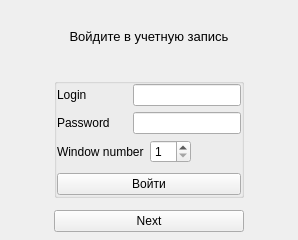
The window that patientQueue/showqueue.ui (Kholodulin/VSP) describes before a commit, drawn with Qt 5.
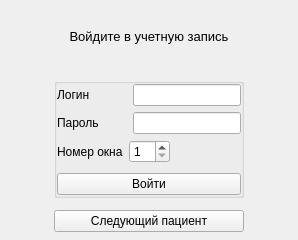
The same window after the commit.

Patch:
```diff
--- a/patientQueue/showqueue.ui
+++ b/patientQueue/showqueue.ui
@@ -67,7 +67,7 @@
            </size>
           </property>
           <property name="text">
-           <string>Window number</string>
+           <string>Номер окна</string>
           </property>
          </widget>
         </item>
@@ -123,7 +123,7 @@
              </sizepolicy>
             </property>
             <property name="text">
-             <string>Login</string>
+             <string>Логин</string>
             </property>
            </widget>
           </item>
@@ -150,7 +150,7 @@
              </sizepolicy>
             </property>
             <property name="text">
-             <string>Password</string>
+             <string>Пароль</string>
             </property>
            </widget>
           </item>
@@ -187,7 +187,7 @@
    <item row="3" column="0">
     <widget class="QPushButton" name="next">
      <property name="text">
-      <string>Next</string>
+      <string>Следующий пациент</string>
      </property>
     </widget>
    </item>
```
Left out of the diff: 2 changed lines with no effect on the pictures.
